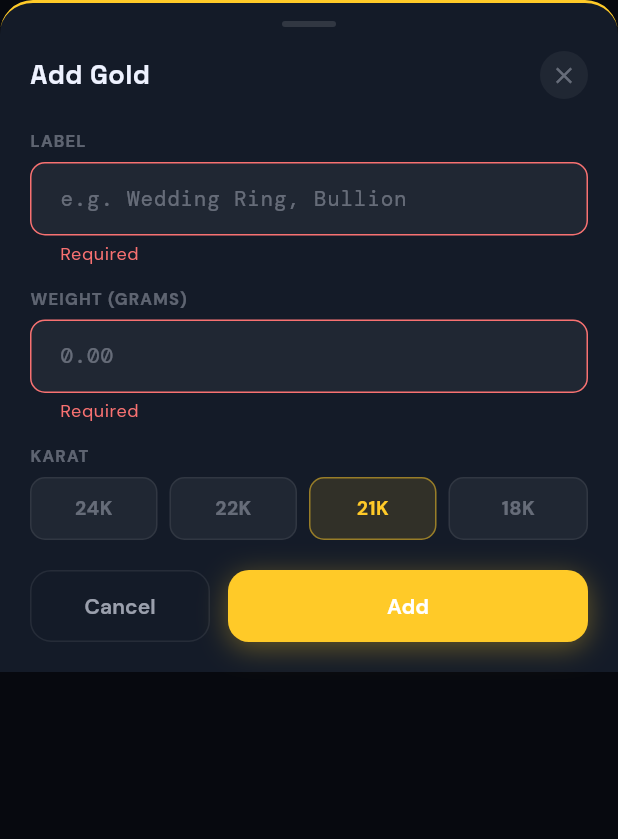
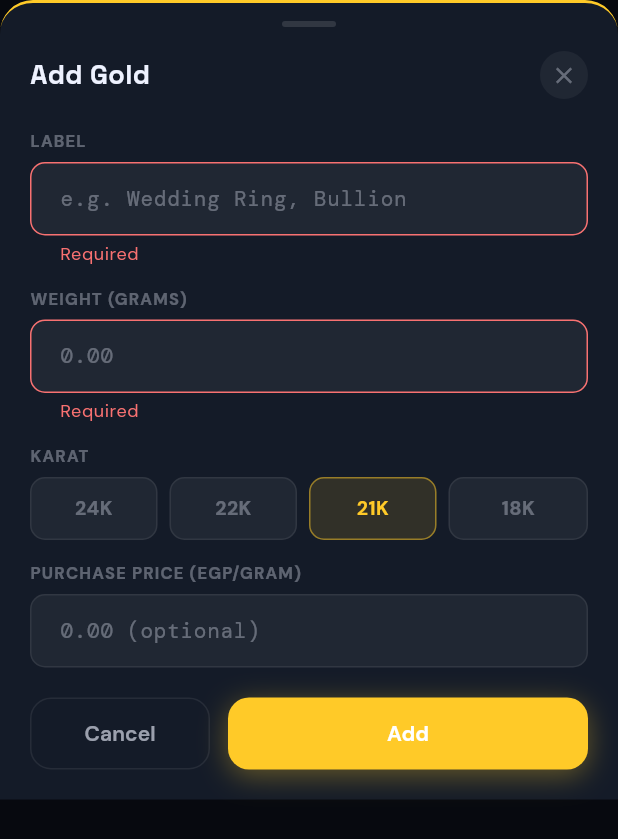
Before and after one commit to Muhammad-Gamal2/WealthTracker, a Flutter app: the AddGoldDialog widget shown alone on an empty page, opened directly, after a tap on "Add", on a phone screen of 412 x 824 dp. Shown: the top 839 px of the screen. Run offline on Flutter 3.47's test engine with Material 3 defaults, Android fonts, the phone set to English and light mode, and no system bars; our stand-ins replace dio, drift, fl_chart, get_it, google_fonts, local_auth and 1 more; missing offline and left inert: flutter_screen_lock; accounts and stored records are empty; generated files the repository leaves out were written again.

Commit message:
fix: resolve 0-value prices and add gold purchase price tracking
Move price state from local setState to signals so Watch widgets properly
rebuild when prices load. Add purchasePricePerGram to gold items for
gain/loss tracking. DB migration v2 adds the new column.

https://claude.ai/code/session_01K5XzpwiAuDAjXBu6YuNfKF

```diff
--- a/lib/core/database/app_database.dart
+++ b/lib/core/database/app_database.dart
@@ -15,6 +15,7 @@ class GoldItems extends Table {
   TextColumn get label => text().withDefault(const Constant(''))();
   RealColumn get weightGrams => real()();
   IntColumn get karat => integer().withDefault(const Constant(24))();
+  RealColumn get purchasePricePerGram => real().withDefault(const Constant(0))();
   DateTimeColumn get dateAdded => dateTime()();
 
   @override
@@ -119,7 +120,17 @@ class AppDatabase extends _$AppDatabase {
   AppDatabase.forTesting(super.e);
 
   @override
-  int get schemaVersion => 1;
+  int get schemaVersion => 2;
+
+  @override
+  MigrationStrategy get migration => MigrationStrategy(
+        onUpgrade: (migrator, from, to) async {
+          if (from < 2) {
+            await migrator.addColumn(
+                goldItems, goldItems.purchasePricePerGram);
+          }
+        },
+      );
 
   // ── Gold CRUD ──
 
--- a/lib/features/gold/data/gold_repository_impl.dart
+++ b/lib/features/gold/data/gold_repository_impl.dart
@@ -24,6 +24,7 @@ class GoldRepositoryImpl implements GoldRepository {
           label: Value(entity.label),
           weightGrams: entity.weightGrams,
           karat: Value(entity.karat),
+          purchasePricePerGram: Value(entity.purchasePricePerGram),
           dateAdded: entity.dateAdded,
         ),
       );
@@ -35,6 +36,7 @@ class GoldRepositoryImpl implements GoldRepository {
           label: Value(entity.label),
           weightGrams: Value(entity.weightGrams),
           karat: Value(entity.karat),
+          purchasePricePerGram: Value(entity.purchasePricePerGram),
           dateAdded: Value(entity.dateAdded),
         ),
       );
@@ -47,6 +49,7 @@ class GoldRepositoryImpl implements GoldRepository {
         label: row.label,
         weightGrams: row.weightGrams,
         karat: row.karat,
+        purchasePricePerGram: row.purchasePricePerGram,
         dateAdded: row.dateAdded,
       );
 }
--- a/lib/features/gold/domain/entities/gold_entity.dart
+++ b/lib/features/gold/domain/entities/gold_entity.dart
@@ -3,6 +3,7 @@ class GoldEntity {
   final String label;
   final double weightGrams;
   final int karat;
+  final double purchasePricePerGram;
   final DateTime dateAdded;
 
   const GoldEntity({
@@ -10,14 +11,18 @@ class GoldEntity {
     required this.label,
     required this.weightGrams,
     required this.karat,
+    this.purchasePricePerGram = 0,
     required this.dateAdded,
   });
+
+  double get totalPurchaseCost => weightGrams * purchasePricePerGram;
 
   GoldEntity copyWith({
     String? id,
     String? label,
     double? weightGrams,
     int? karat,
+    double? purchasePricePerGram,
     DateTime? dateAdded,
   }) {
     return GoldEntity(
@@ -25,6 +30,7 @@ class GoldEntity {
       label: label ?? this.label,
       weightGrams: weightGrams ?? this.weightGrams,
       karat: karat ?? this.karat,
+      purchasePricePerGram: purchasePricePerGram ?? this.purchasePricePerGram,
       dateAdded: dateAdded ?? this.dateAdded,
     );
   }
--- a/lib/features/gold/presentation/widgets/add_gold_dialog.dart
+++ b/lib/features/gold/presentation/widgets/add_gold_dialog.dart
@@ -19,6 +19,7 @@ class _AddGoldDialogState extends State<AddGoldDialog> {
   final _formKey = GlobalKey<FormState>();
   final _labelController = TextEditingController();
   final _gramsController = TextEditingController();
+  final _purchasePriceController = TextEditingController();
   int _karat = 21;
   PriceSnapshot? _prices;
 
@@ -31,9 +32,14 @@ class _AddGoldDialogState extends State<AddGoldDialog> {
       _labelController.text = widget.existing!.label;
       _gramsController.text = widget.existing!.weightGrams.toString();
       _karat = widget.existing!.karat;
+      if (widget.existing!.purchasePricePerGram > 0) {
+        _purchasePriceController.text =
+            widget.existing!.purchasePricePerGram.toString();
+      }
     }
     _labelController.addListener(_onFieldChanged);
     _gramsController.addListener(_onFieldChanged);
+    _purchasePriceController.addListener(_onFieldChanged);
     _loadPrices();
   }
 
@@ -55,8 +61,10 @@ class _AddGoldDialogState extends State<AddGoldDialog> {
   void dispose() {
     _labelController.removeListener(_onFieldChanged);
     _gramsController.removeListener(_onFieldChanged);
+    _purchasePriceController.removeListener(_onFieldChanged);
     _labelController.dispose();
     _gramsController.dispose();
+    _purchasePriceController.dispose();
     super.dispose();
   }
 
@@ -174,6 +182,27 @@ class _AddGoldDialogState extends State<AddGoldDialog> {
                   _buildFieldLabel('KARAT'),
                   const SizedBox(height: 6),
                   _buildKaratPicker(),
+                  const SizedBox(height: 14),
+                  // Purchase price field
+                  _buildFieldLabel('PURCHASE PRICE (EGP/GRAM)'),
+                  const SizedBox(height: 6),
+                  TextFormField(
+                    controller: _purchasePriceController,
+                    style: GoogleFonts.dmMono(
+                        fontSize: 14, color: ObsidianTheme.text1),
+                    decoration: _inputDecoration(
+                      hintText: '0.00 (optional)',
+                      suffixText: 'EGP/g',
+                    ),
+                    keyboardType:
+                        const TextInputType.numberWithOptions(decimal: true),
+                    validator: (v) {
+                      if (v == null || v.isEmpty) return null;
+                      if (double.tryParse(v) == null) return 'Invalid number';
+                      if (double.parse(v) < 0) return 'Must be >= 0';
+                      return null;
+                    },
+                  ),
                   const SizedBox(height: 14),
                   // Live value preview
                   if (estimated != null) ...[
@@ -385,17 +414,21 @@ class _AddGoldDialogState extends State<AddGoldDialog> {
 
   void _submit() {
     if (!_formKey.currentState!.validate()) return;
+    final purchasePrice =
+        double.tryParse(_purchasePriceController.text) ?? 0;
     if (widget.existing != null) {
       updateGoldItem(widget.existing!.copyWith(
         label: _labelController.text.trim(),
         weightGrams: double.parse(_gramsController.text),
         karat: _karat,
+        purchasePricePerGram: purchasePrice,
       ));
     } else {
       addGoldItem(
         label: _labelController.text.trim(),
         weightGrams: double.parse(_gramsController.text),
         karat: _karat,
+        purchasePricePerGram: purchasePrice,
       );
     }
     Navigator.pop(context);
```
Also changed, not shown: lib/features/gold/presentation/gold_screen.dart (+12 -22 lines), lib/features/gold/presentation/gold_signals.dart (+14 -0 lines), lib/features/gold/presentation/widgets/gold_item_tile.dart (+38 -1 lines), lib/features/liquidity/presentation/liquidity_screen.dart (+12 -28 lines), lib/features/liquidity/presentation/liquidity_signals.dart (+12 -0 lines), lib/features/stocks/presentation/stocks_screen.dart (+21 -41 lines), lib/features/stocks/presentation/stocks_signals.dart (+14 -0 lines).
